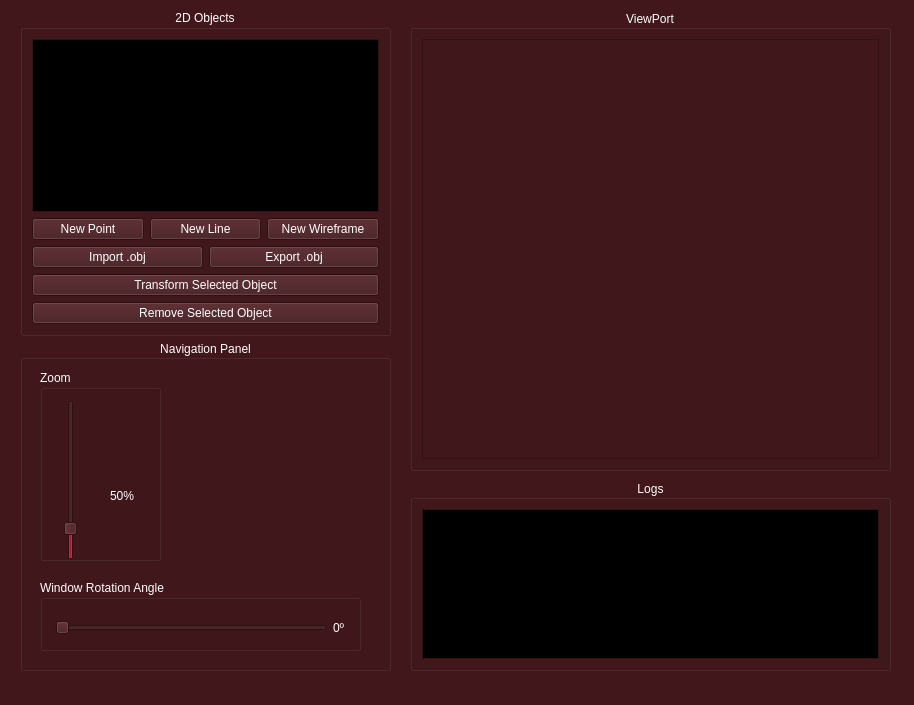
JVSutter/Sistema-Grafico-Interativo, file SGI/view/screens/main.ui: the form before one commit.
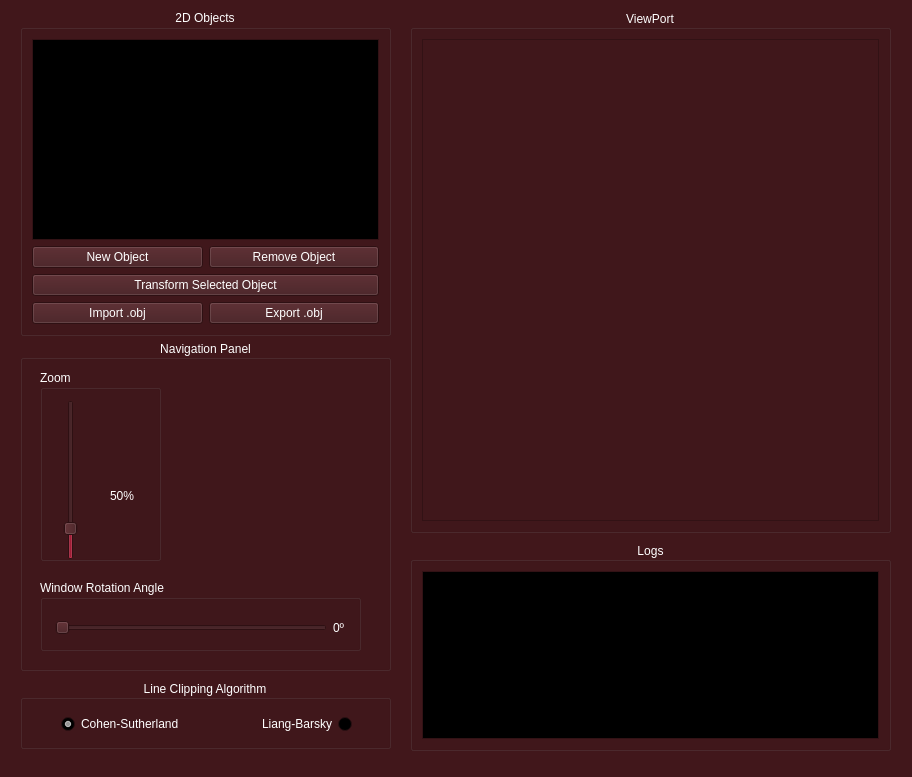
The form after the commit. Icons and pictures are not drawn.

```diff
--- a/SGI/view/screens/main.ui
+++ b/SGI/view/screens/main.ui
@@ -9,8 +9,8 @@
    <rect>
     <x>0</x>
     <y>0</y>
-    <width>914</width>
-    <height>705</height>
+    <width>912</width>
+    <height>777</height>
    </rect>
   </property>
   <property name="sizePolicy">
@@ -21,14 +21,14 @@
   </property>
   <property name="minimumSize">
    <size>
-    <width>914</width>
-    <height>705</height>
+    <width>912</width>
+    <height>777</height>
    </size>
   </property>
   <property name="maximumSize">
    <size>
-    <width>914</width>
-    <height>705</height>
+    <width>912</width>
+    <height>777</height>
    </size>
   </property>
   <property name="palette">
@@ -609,12 +609,12 @@
       <item>
        <layout class="QHBoxLayout" name="horizontalLayout">
         <item>
-         <widget class="QPushButton" name="createPoint">
+         <widget class="QPushButton" name="createObject">
           <property name="cursor">
            <cursorShape>PointingHandCursor</cursorShape>
           </property>
           <property name="text">
-           <string>New Point</string>
+           <string>New Object</string>
           </property>
           <property name="checkable">
            <bool>false</bool>
@@ -634,57 +634,33 @@
          </widget>
         </item>
         <item>
-         <widget class="QPushButton" name="createLine">
+         <widget class="QPushButton" name="removeObject">
           <property name="cursor">
            <cursorShape>PointingHandCursor</cursorShape>
           </property>
-          <property name="text">
-           <string>New Line</string>
+          <property name="styleSheet">
+           <string notr="true"/>
           </property>
-          <property name="checkable">
-           <bool>false</bool>
-          </property>
-          <property name="checked">
-           <bool>false</bool>
-          </property>
-          <property name="autoDefault">
-           <bool>false</bool>
-          </property>
-          <property name="default">
-           <bool>false</bool>
-          </property>
-          <property name="flat">
-           <bool>false</bool>
-          </property>
-         </widget>
-        </item>
-        <item>
-         <widget class="QPushButton" name="createWireframe">
-          <property name="cursor">
-           <cursorShape>PointingHandCursor</cursorShape>
-          </property>
           <property name="text">
-           <string>New Wireframe</string>
-          </property>
-          <property name="checkable">
-           <bool>false</bool>
-          </property>
-          <property name="checked">
-           <bool>false</bool>
-          </property>
-          <property name="autoDefault">
-           <bool>false</bool>
-          </property>
-          <property name="default">
-           <bool>false</bool>
-          </property>
-          <property name="flat">
-           <bool>false</bool>
+           <string>Remove Object</string>
           </property>
          </widget>
         </item>
        </layout>
       </item>
+      <item>
+       <widget class="QPushButton" name="transformObject">
+        <property name="cursor">
+         <cursorShape>PointingHandCursor</cursorShape>
+        </property>
+        <property name="styleSheet">
+         <string notr="true"/>
+        </property>
+        <property name="text">
+         <string>Transform Selected Object</string>
+        </property>
+       </widget>
+      </item>
       <item>
        <layout class="QHBoxLayout" name="horizontalLayout_6">
         <item>
@@ -703,32 +679,6 @@
         </item>
        </layout>
       </item>
-      <item>
-       <widget class="QPushButton" name="transformObject">
-        <property name="cursor">
-         <cursorShape>PointingHandCursor</cursorShape>
-        </property>
-        <property name="styleSheet">
-         <string notr="true"/>
-        </property>
-        <property name="text">
-         <string>Transform Selected Object</string>
-        </property>
-       </widget>
-      </item>
-      <item>
-       <widget class="QPushButton" name="removeObject">
-        <property name="cursor">
-         <cursorShape>PointingHandCursor</cursorShape>
-        </property>
-        <property name="styleSheet">
-         <string notr="true"/>
-        </property>
-        <property name="text">
-         <string>Remove Selected Object</string>
-        </property>
-       </widget>
-      </item>
      </layout>
     </item>
    </layout>
@@ -797,7 +747,7 @@
       <enum>Qt::Orientation::Vertical</enum>
      </property>
     </widget>
-    <widget class="QWidget" name="">
+    <widget class="QWidget" name="layoutWidget">
      <property name="geometry">
       <rect>
        <x>60</x>
@@ -1060,7 +1010,7 @@
     <property name="title">
      <string>Window Rotation Angle</string>
     </property>
-    <widget class="QWidget" name="">
+    <widget class="QWidget" name="layoutWidget">
      <property name="geometry">
       <rect>
        <x>15</x>
@@ -1110,9 +1060,9 @@
    <property name="geometry">
     <rect>
      <x>410</x>
-     <y>480</y>
+     <y>542</y>
      <width>481</width>
-     <height>191</height>
+     <height>209</height>
     </rect>
    </property>
    <property name="title">
@@ -1207,7 +1157,7 @@
      <x>410</x>
      <y>10</y>
      <width>481</width>
-     <height>461</height>
+     <height>523</height>
     </rect>
    </property>
    <property name="title">
@@ -1229,6 +1179,66 @@
     </item>
    </layout>
   </widget>
+  <widget class="QGroupBox" name="clippingGroupBox">
+   <property name="geometry">
+    <rect>
+     <x>20</x>
+     <y>680</y>
+     <width>371</width>
+     <height>69</height>
+    </rect>
+   </property>
+   <property name="sizePolicy">
+    <sizepolicy hsizetype="Preferred" vsizetype="Maximum">
+     <horstretch>0</horstretch>
+     <verstretch>0</verstretch>
+    </sizepolicy>
+   </property>
+   <property name="maximumSize">
+    <size>
+     <width>16777215</width>
+     <height>69</height>
+    </size>
+   </property>
+   <property name="title">
+    <string>Line Clipping Algorithm</string>
+   </property>
+   <property name="alignment">
+    <set>Qt::AlignmentFlag::AlignCenter</set>
+   </property>
+   <widget class="QWidget" name="layoutWidget_3">
+    <property name="geometry">
+     <rect>
+      <x>41</x>
+      <y>33</y>
+      <width>291</width>
+      <height>23</height>
+     </rect>
+    </property>
+    <layout class="QHBoxLayout" name="horizontalLayout_7">
+     <item>
+      <widget class="QRadioButton" name="cohenSutherlandRadioButton">
+       <property name="text">
+        <string>Cohen-Sutherland</string>
+       </property>
+       <property name="checked">
+        <bool>true</bool>
+       </property>
+      </widget>
+     </item>
+     <item>
+      <widget class="QRadioButton" name="liangBarskyRadioButton">
+       <property name="layoutDirection">
+        <enum>Qt::LayoutDirection::RightToLeft</enum>
+       </property>
+       <property name="text">
+        <string>Liang-Barsky</string>
+       </property>
+      </widget>
+     </item>
+    </layout>
+   </widget>
+  </widget>
  </widget>
  <resources/>
  <connections/>
```
